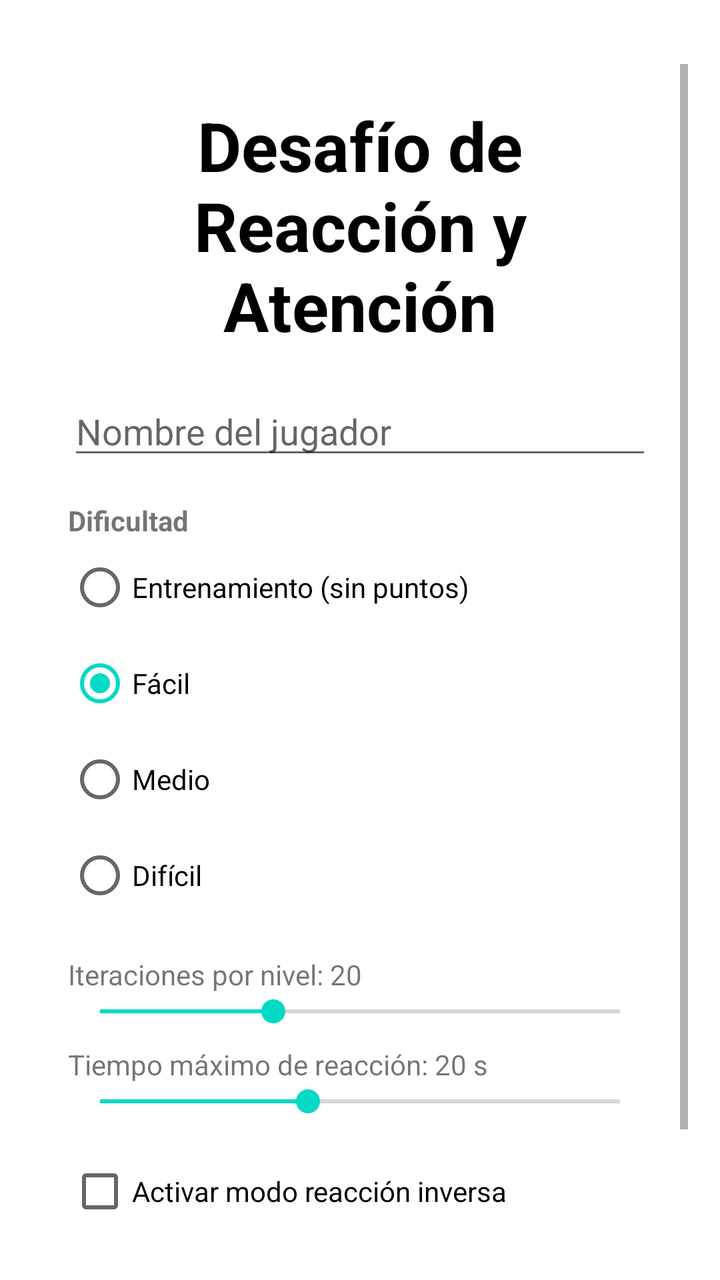
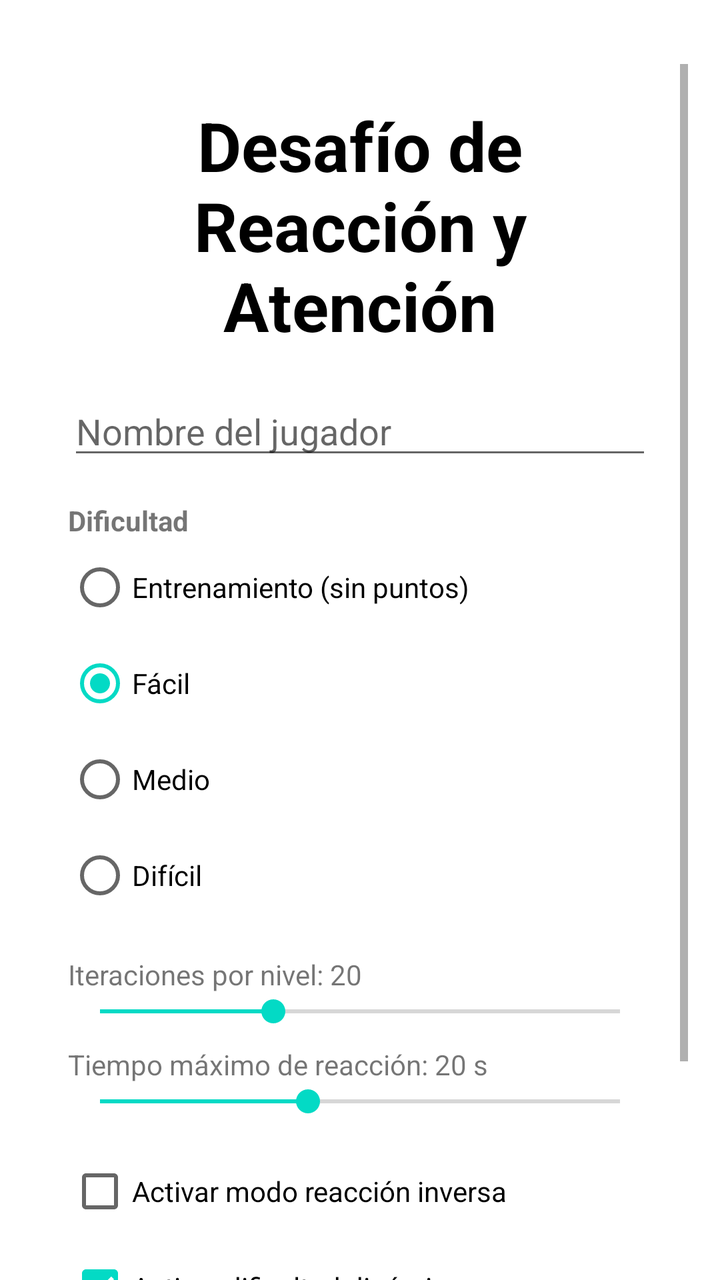

Screens rendered from an Android XML layout before and after an edit, with the pre-edit source and the edit as a unified diff.
<!-- AndroidManifest.xml: application theme Theme.ReactionChallenge -->
<!-- res/layout/activity_main.xml -->
<?xml version="1.0" encoding="utf-8"?>
<ScrollView xmlns:android="http://schemas.android.com/apk/res/android"
    xmlns:tools="http://schemas.android.com/tools"
    android:layout_width="match_parent"
    android:layout_height="match_parent"
    android:clipToPadding="false"
    android:fillViewport="true"
    android:paddingStart="16dp"
    android:paddingTop="32dp"
    android:paddingEnd="16dp"
    android:paddingBottom="24dp"
    tools:context=".MainActivity">

    <LinearLayout
        android:layout_width="match_parent"
        android:layout_height="wrap_content"
        android:background="@drawable/bg_panel"
        android:orientation="vertical"
        android:padding="18dp">

        <TextView
            android:id="@+id/TitleText"
            android:layout_width="match_parent"
            android:layout_height="wrap_content"
            android:gravity="center"
            android:text="@string/game_title"
            android:textColor="@android:color/black"
            android:textSize="34sp"
            android:textStyle="bold" />

        <EditText
            android:id="@+id/playerNameInput"
            android:layout_width="match_parent"
            android:layout_height="wrap_content"
            android:layout_marginTop="18dp"
            android:hint="@string/player_name_hint"
            android:inputType="textPersonName"
            android:maxLines="1" />

        <TextView
            android:layout_width="match_parent"
            android:layout_height="wrap_content"
            android:layout_marginTop="16dp"
            android:text="@string/difficulty_label"
            android:textStyle="bold" />

        <RadioGroup
            android:id="@+id/difficultyGroup"
            android:layout_width="match_parent"
            android:layout_height="wrap_content"
            android:orientation="vertical">

            <RadioButton
                android:id="@+id/difficultyTraining"
                android:layout_width="wrap_content"
                android:layout_height="wrap_content"
                android:text="@string/difficulty_training" />

            <RadioButton
                android:id="@+id/difficultyEasy"
                android:layout_width="wrap_content"
                android:layout_height="wrap_content"
                android:checked="true"
                android:text="@string/difficulty_easy" />

            <RadioButton
                android:id="@+id/difficultyMedium"
                android:layout_width="wrap_content"
                android:layout_height="wrap_content"
                android:text="@string/difficulty_medium" />

            <RadioButton
                android:id="@+id/difficultyHard"
                android:layout_width="wrap_content"
                android:layout_height="wrap_content"
                android:text="@string/difficulty_hard" />
        </RadioGroup>

        <TextView
            android:id="@+id/iterationsLabel"
            android:layout_width="match_parent"
            android:layout_height="wrap_content"
            android:layout_marginTop="16dp"
            android:text="@string/iterations_label_default" />

        <SeekBar
            android:id="@+id/iterationsSeekbar"
            android:layout_width="match_parent"
            android:layout_height="wrap_content"
            android:max="45"
            android:progress="15" />

        <TextView
            android:id="@+id/timeLimitLabel"
            android:layout_width="match_parent"
            android:layout_height="wrap_content"
            android:layout_marginTop="8dp"
            android:text="@string/time_limit_label_default" />

        <SeekBar
            android:id="@+id/timeLimitSeekbar"
            android:layout_width="match_parent"
            android:layout_height="wrap_content"
            android:max="25"
            android:progress="10" />

        <CheckBox
            android:id="@+id/inverseModeCheckbox"
            android:layout_width="match_parent"
            android:layout_height="wrap_content"
            android:layout_marginTop="12dp"
            android:text="@string/inverse_mode_label" />

        <Button
            android:id="@+id/startButton"
            android:layout_width="match_parent"
            android:layout_height="wrap_content"
            android:layout_marginTop="16dp"
            android:text="@string/start_game" />

    </LinearLayout>

</ScrollView>
<!-- resources referenced by this layout -->
<resources>
  <!-- drawable bg_panel (drawable) -->
  <?xml version="1.0" encoding="utf-8"?>
  <shape xmlns:android="http://schemas.android.com/apk/res/android"
      android:shape="rectangle">
      <solid android:color="@color/panel_background" />
      <corners android:radius="16dp" />
      <stroke
          android:width="1dp"
          android:color="@color/panel_stroke" />
  </shape>
  <string name="difficulty_easy">Fácil</string>
  <string name="difficulty_hard">Difícil</string>
  <string name="difficulty_label">Dificultad</string>
  <string name="difficulty_medium">Medio</string>
  <string name="difficulty_training">Entrenamiento (sin puntos)</string>
  <string name="game_title">Desafío de Reacción y Atención</string>
  <string name="inverse_mode_label">Activar modo reacción inversa</string>
  <string name="iterations_label_default">Iteraciones por nivel: 20</string>
  <string name="player_name_hint">Nombre del jugador</string>
  <string name="start_game">Iniciar partida</string>
  <string name="time_limit_label_default">Tiempo máximo de reacción: 20 s</string>
  <style name="Theme.ReactionChallenge" parent="Theme.MaterialComponents.DayNight.DarkActionBar">
          
          <item name="colorPrimary">@color/purple_500</item>
          <item name="colorPrimaryVariant">@color/purple_700</item>
          <item name="colorOnPrimary">@color/white</item>
          
          <item name="colorSecondary">@color/teal_200</item>
          <item name="colorSecondaryVariant">@color/teal_700</item>
          <item name="colorOnSecondary">@color/black</item>
          
          <item name="android:statusBarColor">?attr/colorPrimaryVariant</item>
          
          <item name="windowActionBar">false</item>
          <item name="windowNoTitle">true</item>
      </style>
  <color name="panel_background">#1AFFFFFF</color>
  <color name="panel_stroke">#33FFFFFF</color>
  <color name="purple_500">#FF6200EE</color>
  <color name="purple_700">#FF3700B3</color>
  <color name="white">#FFFFFFFF</color>
  <color name="teal_200">#FF03DAC5</color>
  <color name="teal_700">#FF018786</color>
  <color name="black">#FF000000</color>
</resources>

<!-- the commit's change to res/layout/activity_main.xml (unified diff, before → after) -->
@@ -111,6 +111,13 @@
             android:layout_marginTop="12dp"
             android:text="@string/inverse_mode_label" />
 
+        <CheckBox
+            android:id="@+id/dynamicDifficultyCheckbox"
+            android:layout_width="match_parent"
+            android:layout_height="wrap_content"
+            android:checked="true"
+            android:text="@string/dynamic_difficulty_label" />
+
         <Button
             android:id="@+id/startButton"
             android:layout_width="match_parent"
<!-- resource entries referenced after the edit -->
@@ -15,6 +15,7 @@
   <string name="difficulty_label">Dificultad</string>
   <string name="difficulty_medium">Medio</string>
   <string name="difficulty_training">Entrenamiento (sin puntos)</string>
+  <string name="dynamic_difficulty_label">Activar dificultad dinámica</string>
   <string name="game_title">Desafío de Reacción y Atención</string>
   <string name="inverse_mode_label">Activar modo reacción inversa</string>
   <string name="iterations_label_default">Iteraciones por nivel: 20</string>
